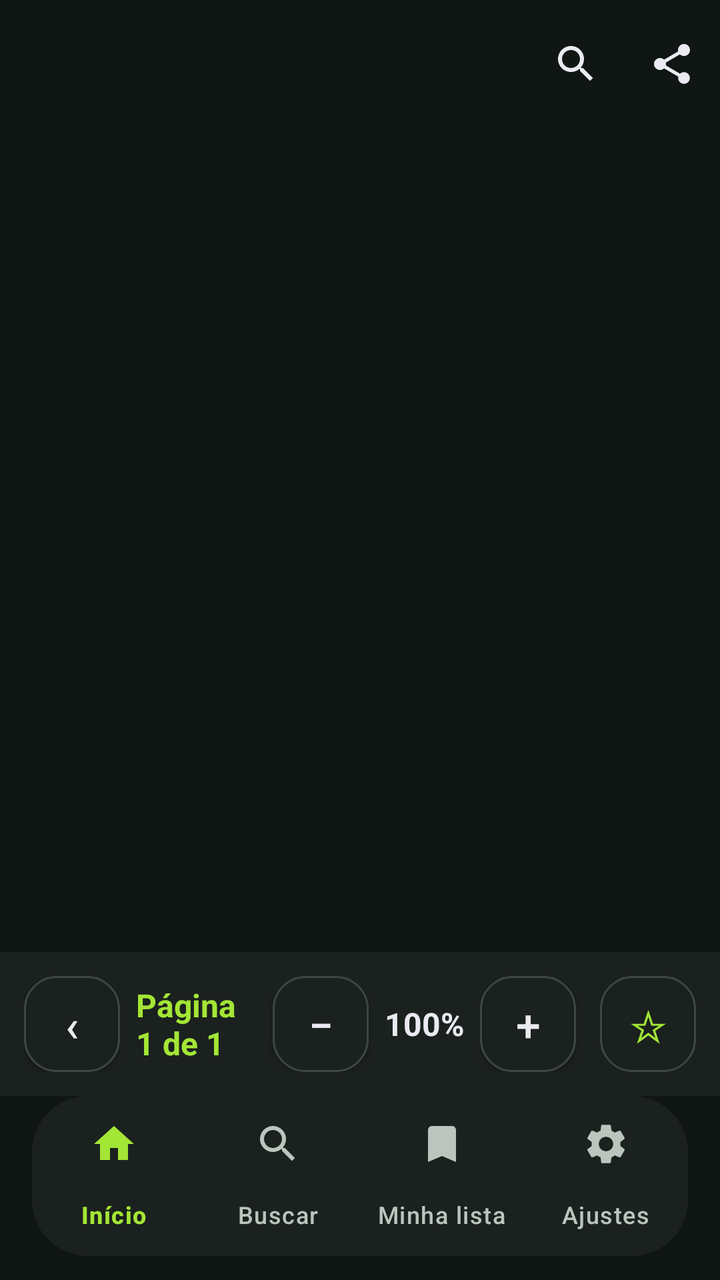
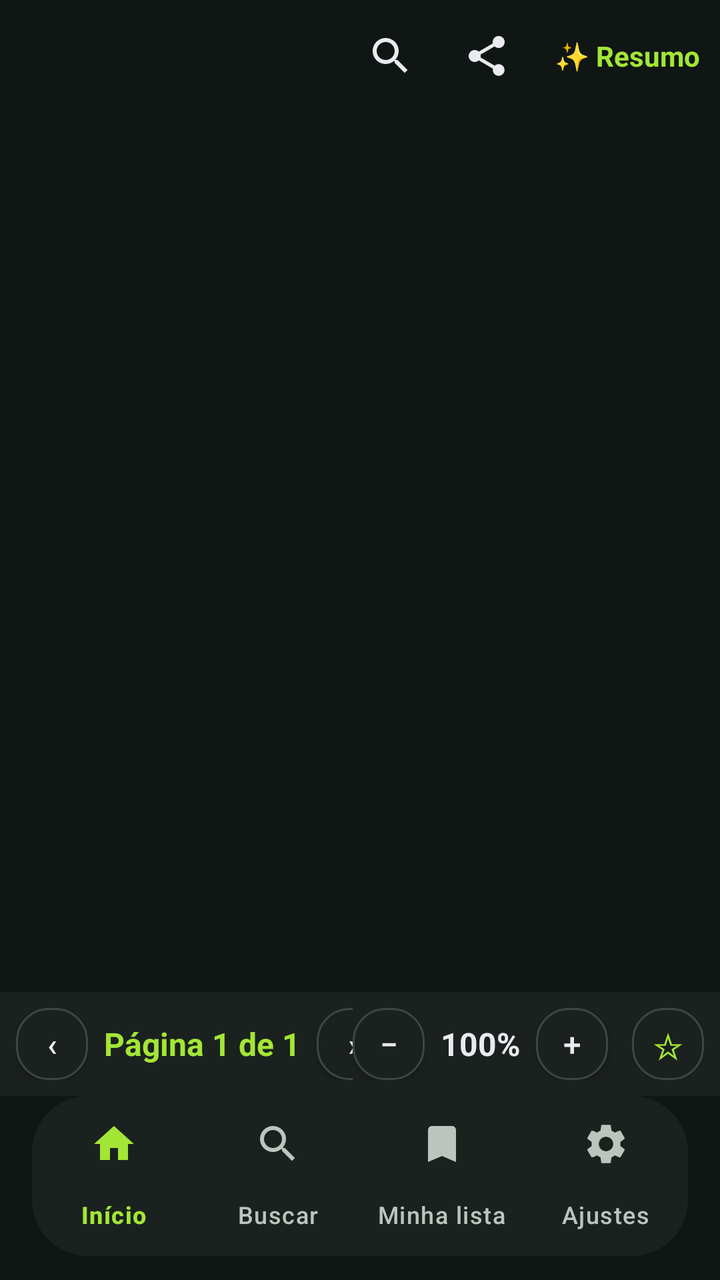

Two renders of the same Android screen: before a commit and after it. Below are the layout's source before the change and the commit's diff.
<!-- AndroidManifest.xml: application theme Theme.VovoFit -->
<!-- res/layout/activity_pdf_reader.xml -->
<?xml version="1.0" encoding="utf-8"?>
<LinearLayout xmlns:android="http://schemas.android.com/apk/res/android"
    xmlns:app="http://schemas.android.com/apk/res-auto"
    android:layout_width="match_parent"
    android:layout_height="match_parent"
    android:background="@color/md_background"
    android:orientation="vertical">

    <com.google.android.material.appbar.MaterialToolbar
        android:id="@+id/toolbar"
        android:layout_width="match_parent"
        android:layout_height="64dp"
        android:background="@color/md_background"
        android:elevation="0dp"
        app:navigationIconTint="@color/md_primary"
        app:titleTextAppearance="@style/TextAppearance.Material3.TitleLarge"
        app:titleTextColor="@color/md_on_surface">

        <LinearLayout
            android:layout_width="wrap_content"
            android:layout_height="match_parent"
            android:layout_gravity="end"
            android:gravity="center_vertical"
            android:orientation="horizontal">

            <ImageView
                android:id="@+id/btnSearch"
                android:layout_width="48dp"
                android:layout_height="48dp"
                android:clickable="true"
                android:contentDescription="Buscar no texto"
                android:focusable="true"
                android:padding="12dp"
                android:src="@drawable/ic_search"
                android:tint="@color/md_on_surface" />

            <ImageView
                android:id="@+id/btnShare"
                android:layout_width="48dp"
                android:layout_height="48dp"
                android:clickable="true"
                android:contentDescription="Compartilhar"
                android:focusable="true"
                android:padding="12dp"
                android:src="@drawable/ic_share"
                android:tint="@color/md_on_surface" />
        </LinearLayout>
    </com.google.android.material.appbar.MaterialToolbar>

    
    <LinearLayout
        android:id="@+id/searchBar"
        android:layout_width="match_parent"
        android:layout_height="wrap_content"
        android:gravity="center_vertical"
        android:orientation="horizontal"
        android:paddingHorizontal="@dimen/content_margin"
        android:paddingVertical="@dimen/spacing_sm"
        android:visibility="gone">

        <com.google.android.material.textfield.TextInputLayout
            android:layout_width="0dp"
            android:layout_height="wrap_content"
            android:layout_weight="1"
            app:boxBackgroundColor="@color/md_surface_container"
            app:boxCornerRadiusTopStart="28dp"
            app:boxCornerRadiusTopEnd="28dp"
            app:boxCornerRadiusBottomStart="28dp"
            app:boxCornerRadiusBottomEnd="28dp"
            app:boxStrokeWidth="0dp">

            <com.google.android.material.textfield.TextInputEditText
                android:id="@+id/searchInput"
                android:layout_width="match_parent"
                android:layout_height="wrap_content"
                android:hint="Buscar no texto…"
                android:imeOptions="actionSearch"
                android:inputType="text"
                android:textColor="@color/md_on_surface"
                android:textColorHint="@color/md_on_surface_variant"
                android:textSize="@dimen/text_card_subtitle" />
        </com.google.android.material.textfield.TextInputLayout>

        <TextView
            android:id="@+id/searchCount"
            android:layout_width="wrap_content"
            android:layout_height="wrap_content"
            android:layout_marginStart="@dimen/spacing_sm"
            android:textColor="@color/md_on_surface_variant"
            android:textSize="@dimen/text_card_subtitle" />

        <androidx.appcompat.widget.AppCompatButton
            android:id="@+id/btnSearchPrev"
            android:layout_width="48dp"
            android:layout_height="48dp"
            android:background="@drawable/chip_outline"
            android:focusable="true"
            android:text="‹"
            android:textColor="@color/md_on_surface"
            android:textSize="20sp" />

        <androidx.appcompat.widget.AppCompatButton
            android:id="@+id/btnSearchNext"
            android:layout_width="48dp"
            android:layout_height="48dp"
            android:layout_marginStart="@dimen/spacing_xs"
            android:background="@drawable/chip_outline"
            android:focusable="true"
            android:text="›"
            android:textColor="@color/md_on_surface"
            android:textSize="20sp" />
    </LinearLayout>

    
    <HorizontalScrollView
        android:id="@+id/pageScrollH"
        android:layout_width="match_parent"
        android:layout_height="0dp"
        android:layout_weight="1"
        android:fillViewport="true"
        android:focusable="true"
        android:scrollbars="none">

        <ScrollView
            android:id="@+id/pageScrollV"
            android:layout_width="wrap_content"
            android:layout_height="match_parent"
            android:fillViewport="true"
            android:focusable="true"
            android:scrollbars="none">

            <FrameLayout
                android:layout_width="wrap_content"
                android:layout_height="wrap_content"
                android:padding="@dimen/spacing_lg">

                <com.google.android.material.card.MaterialCardView
                    android:layout_width="wrap_content"
                    android:layout_height="wrap_content"
                    app:cardCornerRadius="@dimen/radius_md"
                    app:cardElevation="@dimen/elevation_3"
                    app:cardBackgroundColor="@android:color/white">

                    <ImageView
                        android:id="@+id/pageImage"
                        android:layout_width="wrap_content"
                        android:layout_height="wrap_content"
                        android:contentDescription="Página do PDF" />
                </com.google.android.material.card.MaterialCardView>

                <ProgressBar
                    android:id="@+id/loadingView"
                    android:layout_width="wrap_content"
                    android:layout_height="wrap_content"
                    android:layout_gravity="center"
                    android:visibility="gone" />

                <TextView
                    android:id="@+id/errorView"
                    android:layout_width="wrap_content"
                    android:layout_height="wrap_content"
                    android:layout_gravity="center"
                    android:gravity="center"
                    android:textColor="@color/md_on_surface_variant"
                    android:textSize="@dimen/text_detail_body"
                    android:visibility="gone" />
            </FrameLayout>
        </ScrollView>
    </HorizontalScrollView>

    
    <LinearLayout
        android:layout_width="match_parent"
        android:layout_height="wrap_content"
        android:background="@color/md_surface_container"
        android:gravity="center_vertical"
        android:orientation="horizontal"
        android:padding="@dimen/spacing_md">

        <LinearLayout
            android:layout_width="0dp"
            android:layout_height="wrap_content"
            android:layout_weight="1"
            android:gravity="center_vertical"
            android:orientation="horizontal">

            <androidx.appcompat.widget.AppCompatButton
                android:id="@+id/btnPrevPage"
                android:layout_width="48dp"
                android:layout_height="48dp"
                android:background="@drawable/chip_outline"
                android:focusable="true"
                android:text="‹"
                android:textColor="@color/md_on_surface"
                android:textSize="22sp" />

            <TextView
                android:id="@+id/pageLabel"
                android:layout_width="wrap_content"
                android:layout_height="wrap_content"
                android:layout_marginHorizontal="@dimen/spacing_sm"
                android:clickable="true"
                android:focusable="true"
                android:text="Página 1 de 1"
                android:textColor="@color/md_primary"
                android:textSize="@dimen/text_card_title"
                android:textStyle="bold" />

            <androidx.appcompat.widget.AppCompatButton
                android:id="@+id/btnNextPage"
                android:layout_width="48dp"
                android:layout_height="48dp"
                android:background="@drawable/chip_outline"
                android:focusable="true"
                android:text="›"
                android:textColor="@color/md_on_surface"
                android:textSize="22sp" />
        </LinearLayout>

        <androidx.appcompat.widget.AppCompatButton
            android:id="@+id/btnZoomOut"
            android:layout_width="48dp"
            android:layout_height="48dp"
            android:background="@drawable/chip_outline"
            android:focusable="true"
            android:text="−"
            android:textColor="@color/md_on_surface"
            android:textSize="22sp" />

        <TextView
            android:id="@+id/zoomLabel"
            android:layout_width="wrap_content"
            android:layout_height="wrap_content"
            android:layout_marginHorizontal="@dimen/spacing_sm"
            android:text="100%"
            android:textColor="@color/md_on_surface"
            android:textSize="@dimen/text_card_title"
            android:textStyle="bold" />

        <androidx.appcompat.widget.AppCompatButton
            android:id="@+id/btnZoomIn"
            android:layout_width="48dp"
            android:layout_height="48dp"
            android:background="@drawable/chip_outline"
            android:focusable="true"
            android:text="+"
            android:textColor="@color/md_on_surface"
            android:textSize="22sp" />

        <TextView
            android:id="@+id/btnBookmark"
            android:layout_width="48dp"
            android:layout_height="48dp"
            android:layout_marginStart="@dimen/spacing_md"
            android:background="@drawable/chip_outline"
            android:clickable="true"
            android:focusable="true"
            android:gravity="center"
            android:text="☆"
            android:textColor="@color/md_primary"
            android:textSize="22sp" />
    </LinearLayout>

    
    <com.google.android.material.bottomnavigation.BottomNavigationView
        android:id="@+id/bottomNav"
        android:layout_width="match_parent"
        android:layout_height="wrap_content"
        android:layout_marginHorizontal="@dimen/content_margin"
        android:layout_marginBottom="@dimen/spacing_md"
        android:background="@drawable/nav_bar_background"
        android:elevation="@dimen/elevation_3"
        app:itemActiveIndicatorStyle="@style/NavIndicatorPill"
        app:itemIconTint="@color/bottom_nav_item_color"
        app:itemTextColor="@color/bottom_nav_item_color"
        app:labelVisibilityMode="labeled"
        app:menu="@menu/bottom_nav_menu" />
</LinearLayout>
<!-- resources referenced by this layout -->
<resources>
  <color name="md_background">#FF101614</color>
  <color name="md_on_surface">#FFEAEAF0</color>
  <color name="md_on_surface_variant">#FFBCC4BE</color>
  <color name="md_primary">#FFA3E635</color>
  <color name="md_surface_container">#FF1B211E</color>
  <dimen name="content_margin">16dp</dimen>
  <dimen name="elevation_3">3dp</dimen>
  <dimen name="radius_md">12dp</dimen>
  <dimen name="spacing_lg">16dp</dimen>
  <dimen name="spacing_md">12dp</dimen>
  <dimen name="spacing_sm">8dp</dimen>
  <dimen name="spacing_xs">4dp</dimen>
  <dimen name="text_card_subtitle">14sp</dimen>
  <dimen name="text_card_title">16sp</dimen>
  <dimen name="text_detail_body">16sp</dimen>
  <!-- drawable chip_outline (drawable) -->
  <?xml version="1.0" encoding="utf-8"?>
  <shape xmlns:android="http://schemas.android.com/apk/res/android"
      android:shape="rectangle">
      <corners android:radius="16dp" />
      <solid android:color="@color/md_surface_container" />
      <stroke
          android:width="1dp"
          android:color="@color/md_outline" />
  </shape>
  <!-- drawable ic_search (drawable) -->
  <?xml version="1.0" encoding="utf-8"?>
  <vector xmlns:android="http://schemas.android.com/apk/res/android"
      android:width="24dp"
      android:height="24dp"
      android:viewportWidth="24"
      android:viewportHeight="24"
      android:tint="?attr/colorControlNormal">
      <path
          android:fillColor="@android:color/white"
          android:pathData="M15.5,14h-0.79l-0.28,-0.27C15.41,12.59 16,11.11 16,9.5 16,5.91 13.09,3 9.5,3S3,5.91 3,9.5 5.91,16 9.5,16c1.61,0 3.09,-0.59 4.23,-1.57l0.27,0.28v0.79l5,4.99L20.49,19l-4.99,-5zm-6,0C7.01,14 5,11.99 5,9.5S7.01,5 9.5,5 14,7.01 14,9.5 11.99,14 9.5,14z" />
  </vector>
  <!-- drawable nav_bar_background (drawable) -->
  <?xml version="1.0" encoding="utf-8"?>
  <shape xmlns:android="http://schemas.android.com/apk/res/android"
      android:shape="rectangle">
      <corners android:radius="28dp" />
      <solid android:color="@color/md_surface_container" />
  </shape>
  <style name="NavIndicatorPill" parent="Widget.Material3.BottomNavigationView.ActiveIndicator">
          <item name="android:background">@drawable/nav_indicator_pill</item>
      </style>
  <color name="md_outline">#FF3E4741</color>
  <!-- drawable nav_indicator_pill (drawable) -->
  <?xml version="1.0" encoding="utf-8"?>
  <shape xmlns:android="http://schemas.android.com/apk/res/android"
      android:shape="rectangle">
      <corners android:radius="@dimen/radius_pill" />
      <solid android:color="@color/hero_badge_bg" />
  </shape>
  <color name="md_on_primary">#FF1A0A0F</color>
  <color name="md_primary_container">#FF223526</color>
  <color name="md_on_primary_container">#FFD7F5A0</color>
  <color name="md_secondary">#FF8FAE9B</color>
  <color name="md_on_secondary">#FF12211A</color>
  <color name="md_secondary_container">#FF24382E</color>
  <color name="md_on_secondary_container">#FFCFE8DB</color>
  <color name="md_surface">#FF171D1B</color>
  <color name="md_surface_variant">#FF232A26</color>
  <color name="md_on_background">#FFEAEAF0</color>
  <color name="md_outline_variant">#FF2A312D</color>
  <color name="md_error">#FFCF6679</color>
  <color name="md_on_error">#FF600014</color>
  <style name="Widget.Meggy.CardView" parent="Widget.Material3.CardView.Filled">
          <item name="cardBackgroundColor">@color/md_surface_container</item>
          <item name="cardCornerRadius">20dp</item>
          <item name="cardElevation">2dp</item>
          <item name="contentPadding">0dp</item>
          <item name="strokeWidth">0dp</item>
      </style>
  <dimen name="radius_pill">64dp</dimen>
  <color name="hero_badge_bg">#1FA3E635</color>
  <!-- unchanged entries left out for length: 2 -->
</resources>

<!-- the commit's change to res/layout/activity_pdf_reader.xml (unified diff, before → after) -->
@@ -9,7 +9,7 @@
     <com.google.android.material.appbar.MaterialToolbar
         android:id="@+id/toolbar"
         android:layout_width="match_parent"
-        android:layout_height="64dp"
+        android:layout_height="56dp"
         android:background="@color/md_background"
         android:elevation="0dp"
         app:navigationIconTint="@color/md_primary"
@@ -44,6 +44,21 @@
                 android:padding="12dp"
                 android:src="@drawable/ic_share"
                 android:tint="@color/md_on_surface" />
+
+            
+            <TextView
+                android:id="@+id/btnSummary"
+                android:layout_width="wrap_content"
+                android:layout_height="48dp"
+                android:clickable="true"
+                android:contentDescription="Gerar resumo com a Meggy"
+                android:focusable="true"
+                android:gravity="center"
+                android:paddingHorizontal="10dp"
+                android:text="✨ Resumo"
+                android:textColor="@color/md_primary"
+                android:textSize="14sp"
+                android:textStyle="bold" />
         </LinearLayout>
     </com.google.android.material.appbar.MaterialToolbar>
 
@@ -91,82 +106,56 @@
 
         <androidx.appcompat.widget.AppCompatButton
             android:id="@+id/btnSearchPrev"
-            android:layout_width="48dp"
-            android:layout_height="48dp"
+            android:layout_width="36dp"
+            android:layout_height="36dp"
             android:background="@drawable/chip_outline"
             android:focusable="true"
             android:text="‹"
             android:textColor="@color/md_on_surface"
-            android:textSize="20sp" />
+            android:textSize="16sp" />
 
         <androidx.appcompat.widget.AppCompatButton
             android:id="@+id/btnSearchNext"
-            android:layout_width="48dp"
-            android:layout_height="48dp"
+            android:layout_width="36dp"
+            android:layout_height="36dp"
             android:layout_marginStart="@dimen/spacing_xs"
             android:background="@drawable/chip_outline"
             android:focusable="true"
             android:text="›"
             android:textColor="@color/md_on_surface"
-            android:textSize="20sp" />
+            android:textSize="16sp" />
     </LinearLayout>
 
     
-    <HorizontalScrollView
-        android:id="@+id/pageScrollH"
+    <FrameLayout
         android:layout_width="match_parent"
         android:layout_height="0dp"
-        android:layout_weight="1"
-        android:fillViewport="true"
-        android:focusable="true"
-        android:scrollbars="none">
-
-        <ScrollView
-            android:id="@+id/pageScrollV"
-            android:layout_width="wrap_content"
+        android:layout_weight="1">
+
+        <androidx.recyclerview.widget.RecyclerView
+            android:id="@+id/pdfPages"
+            android:layout_width="match_parent"
             android:layout_height="match_parent"
-            android:fillViewport="true"
-            android:focusable="true"
-            android:scrollbars="none">
-
-            <FrameLayout
-                android:layout_width="wrap_content"
-                android:layout_height="wrap_content"
-                android:padding="@dimen/spacing_lg">
-
-                <com.google.android.material.card.MaterialCardView
-                    android:layout_width="wrap_content"
-                    android:layout_height="wrap_content"
-                    app:cardCornerRadius="@dimen/radius_md"
-                    app:cardElevation="@dimen/elevation_3"
-                    app:cardBackgroundColor="@android:color/white">
-
-                    <ImageView
-                        android:id="@+id/pageImage"
-                        android:layout_width="wrap_content"
-                        android:layout_height="wrap_content"
-                        android:contentDescription="Página do PDF" />
-                </com.google.android.material.card.MaterialCardView>
-
-                <ProgressBar
-                    android:id="@+id/loadingView"
-                    android:layout_width="wrap_content"
-                    android:layout_height="wrap_content"
-                    android:layout_gravity="center"
-                    android:visibility="gone" />
-
-                <TextView
-                    android:id="@+id/errorView"
-                    android:layout_width="wrap_content"
-                    android:layout_height="wrap_content"
-                    android:layout_gravity="center"
-                    android:gravity="center"
-                    android:textColor="@color/md_on_surface_variant"
-                    android:textSize="@dimen/text_detail_body"
-                    android:visibility="gone" />
-            </FrameLayout>
-        </ScrollView>
-    </HorizontalScrollView>
+            android:focusable="true"
+            android:scrollbars="vertical" />
+
+        <ProgressBar
+            android:id="@+id/loadingView"
+            android:layout_width="wrap_content"
+            android:layout_height="wrap_content"
+            android:layout_gravity="center"
+            android:visibility="gone" />
+
+        <TextView
+            android:id="@+id/errorView"
+            android:layout_width="wrap_content"
+            android:layout_height="wrap_content"
+            android:layout_gravity="center"
+            android:gravity="center"
+            android:textColor="@color/md_on_surface_variant"
+            android:textSize="@dimen/text_detail_body"
+            android:visibility="gone" />
+    </FrameLayout>
 
     
     <LinearLayout
@@ -175,7 +164,7 @@
         android:background="@color/md_surface_container"
         android:gravity="center_vertical"
         android:orientation="horizontal"
-        android:padding="@dimen/spacing_md">
+        android:padding="@dimen/spacing_sm">
 
         <LinearLayout
             android:layout_width="0dp"
@@ -186,13 +175,13 @@
 
             <androidx.appcompat.widget.AppCompatButton
                 android:id="@+id/btnPrevPage"
-                android:layout_width="48dp"
-                android:layout_height="48dp"
+                android:layout_width="36dp"
+                android:layout_height="36dp"
                 android:background="@drawable/chip_outline"
                 android:focusable="true"
                 android:text="‹"
                 android:textColor="@color/md_on_surface"
-                android:textSize="22sp" />
+                android:textSize="16sp" />
 
             <TextView
                 android:id="@+id/pageLabel"
@@ -208,24 +197,24 @@
 
             <androidx.appcompat.widget.AppCompatButton
                 android:id="@+id/btnNextPage"
-                android:layout_width="48dp"
-                android:layout_height="48dp"
+                android:layout_width="36dp"
+                android:layout_height="36dp"
                 android:background="@drawable/chip_outline"
                 android:focusable="true"
                 android:text="›"
                 android:textColor="@color/md_on_surface"
-                android:textSize="22sp" />
+                android:textSize="16sp" />
         </LinearLayout>
 
         <androidx.appcompat.widget.AppCompatButton
             android:id="@+id/btnZoomOut"
-            android:layout_width="48dp"
-            android:layout_height="48dp"
+            android:layout_width="36dp"
+            android:layout_height="36dp"
             android:background="@drawable/chip_outline"
             android:focusable="true"
             android:text="−"
             android:textColor="@color/md_on_surface"
-            android:textSize="22sp" />
+            android:textSize="16sp" />
 
         <TextView
             android:id="@+id/zoomLabel"
@@ -239,18 +228,18 @@
 
         <androidx.appcompat.widget.AppCompatButton
             android:id="@+id/btnZoomIn"
-            android:layout_width="48dp"
-            android:layout_height="48dp"
+            android:layout_width="36dp"
+            android:layout_height="36dp"
             android:background="@drawable/chip_outline"
             android:focusable="true"
             android:text="+"
             android:textColor="@color/md_on_surface"
-            android:textSize="22sp" />
+            android:textSize="16sp" />
 
         <TextView
             android:id="@+id/btnBookmark"
-            android:layout_width="48dp"
-            android:layout_height="48dp"
+            android:layout_width="36dp"
+            android:layout_height="36dp"
             android:layout_marginStart="@dimen/spacing_md"
             android:background="@drawable/chip_outline"
             android:clickable="true"
@@ -258,7 +247,7 @@
             android:gravity="center"
             android:text="☆"
             android:textColor="@color/md_primary"
-            android:textSize="22sp" />
+            android:textSize="18sp" />
     </LinearLayout>
 
     
<!-- resource entries referenced after the edit -->
@@ -7,8 +7,6 @@
   <color name="md_surface_container">#FF1B211E</color>
   <dimen name="content_margin">16dp</dimen>
   <dimen name="elevation_3">3dp</dimen>
-  <dimen name="radius_md">12dp</dimen>
-  <dimen name="spacing_lg">16dp</dimen>
   <dimen name="spacing_md">12dp</dimen>
   <dimen name="spacing_sm">8dp</dimen>
   <dimen name="spacing_xs">4dp</dimen>
